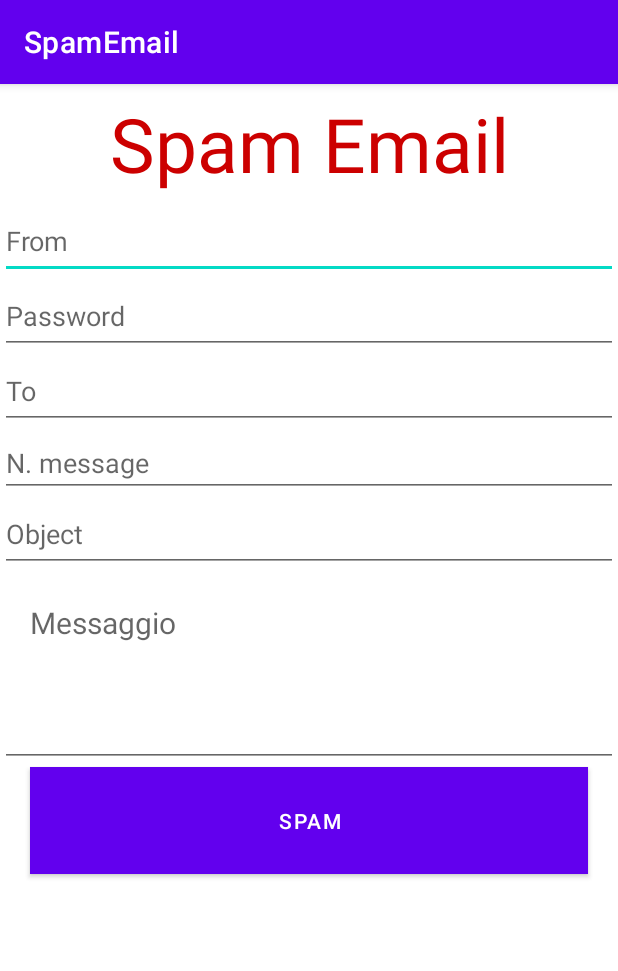
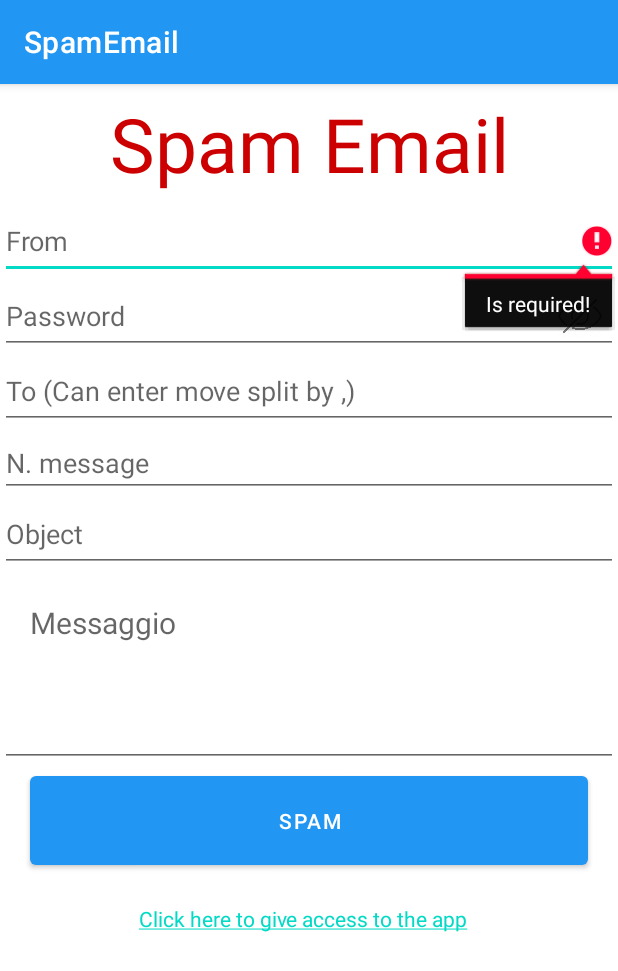
Before and after one commit to lollofred/AppPython, an Android app: the screen it shows after launch (MainActivity), after a tap on "SPAM", on a phone screen of 412 x 824 dp. Shown: the top 971 px of the screen. Run offline under Robolectric (Android 15) with nearby library versions, the phone set to English and light mode, and no system bars; libraries missing offline, so code that uses them is left out: com.chaquo.python; 3 statements that could not run were skipped; 1 other tap on this screen came first.

Commit message:
Password Hide/Show Url to give access Multi Email Manage Error with Try Catch and Error Output Message Change Theme Field Required Popup X Clean Fields

```diff
--- a/app/src/main/java/app/python/spamemail/MainActivity.java
+++ b/app/src/main/java/app/python/spamemail/MainActivity.java
@@ -2,16 +2,21 @@ package app.python.spamemail;
 
 import androidx.appcompat.app.AppCompatActivity;
 
+import android.app.AlertDialog;
+import android.content.DialogInterface;
 import android.os.Bundle;
+import android.text.method.HideReturnsTransformationMethod;
+import android.text.method.LinkMovementMethod;
+import android.text.method.PasswordTransformationMethod;
 import android.view.View;
 import android.widget.Button;
 import android.widget.EditText;
+import android.widget.ImageView;
 import android.widget.TextView;
 
 import com.chaquo.python.PyObject;
 import com.chaquo.python.Python;
 import com.chaquo.python.android.AndroidPlatform;
-import app.python.spamemail.R;
 
 public class MainActivity extends AppCompatActivity {
 
@@ -21,7 +26,7 @@ public class MainActivity extends AppCompatActivity {
     EditText Subject;
     EditText Message;
     EditText NMessage;
-    Button Run;
+    Button Spam;
     TextView output;
 
     @Override
@@ -35,8 +40,11 @@ public class MainActivity extends AppCompatActivity {
         Subject = (EditText)findViewById(R.id.subject);
         Message = (EditText)findViewById(R.id.message);
         NMessage = (EditText)findViewById(R.id.nMessage);
-        Run = (Button)findViewById(R.id.run);
+        Spam = (Button)findViewById(R.id.run);
         output = (TextView)findViewById(R.id.output);
+
+        TextView link = (TextView) findViewById(R.id.link);
+        link.setMovementMethod(LinkMovementMethod.getInstance());
 
         if (! Python.isStarted()) {
             Python.start(new AndroidPlatform(this));
@@ -45,7 +53,7 @@ public class MainActivity extends AppCompatActivity {
 
         //now on click on run button we will extract code from code area data and send that data to our python script..
 
-        Run.setOnClickListener(new View.OnClickListener() {
+        Spam.setOnClickListener(new View.OnClickListener() {
             @Override
             public void onClick(View view) {
                 Python py = Python.getInstance();
@@ -53,10 +61,8 @@ public class MainActivity extends AppCompatActivity {
                 //here we call our script with the name "myscirpt
                 PyObject pyobj = py.getModule("spam_email");  //give python script name
 
-
-
-
-
+                if(FieldNotBlank())
+                {
                     String email = From.getText().toString();
                     String passw = Passw.getText().toString();
                     String email2 = To.getText().toString();
@@ -64,16 +70,101 @@ public class MainActivity extends AppCompatActivity {
                     String contenuto = Message.getText().toString();
                     Integer NUMBER_OF_EMAILS = Integer.parseInt(NMessage.getText().toString());
 
-
-
                     //and call main method inside script...//pass data here
                     PyObject obj = pyobj.callAttr("main",
                             email,passw,email2,oggetto,contenuto,NUMBER_OF_EMAILS);
 
                     //here we will set returned value of our python script to our output textview
                     output.setText(obj.toString());
+
+
+                    if(!obj.toString().startsWith("Error"))
+                    {
+                        //Popup
+                        CharSequence[] charSequence = new CharSequence[] {"Remember chose"};
+
+                        AlertDialog.Builder builder = new AlertDialog.Builder(MainActivity.this);
+
+                        builder.setCancelable(true);
+                        builder.setTitle("Clear Fields");
+                        builder.setMessage("Do you want to empty fields?");
+
+                        builder.setSingleChoiceItems(charSequence, 0, new DialogInterface.OnClickListener() {
+                            @Override
+                            public void onClick(DialogInterface dialog, int which) {
+                                //TODO
+                            }
+                        });
+
+                        builder.setNegativeButton("No", new DialogInterface.OnClickListener() {
+                            @Override
+                            public void onClick(DialogInterface dialogInterface, int i) {
+                               dialogInterface.cancel();
+                            }
+                        });
+
+                        builder.setPositiveButton("Yes", new DialogInterface.OnClickListener() {
+                            @Override
+                            public void onClick(DialogInterface dialogInterface, int i) {
+                                CleanField();
+                            }
+                        });
+                        builder.show();
+                    }
+                }
             }
         });
 
     }
+
+    public void ShowHidePass(View view){
+
+        if(view.getId()==R.id.show_pass_btn){
+
+            if(Passw.getTransformationMethod().equals(PasswordTransformationMethod.getInstance())){
+                ((ImageView)(view)).setImageResource(R.drawable.hide_password);
+
+                //Show Password
+                Passw.setTransformationMethod(HideReturnsTransformationMethod.getInstance());
             }
+            else{
+                ((ImageView)(view)).setImageResource(R.drawable.show_password);
+
+                //Hide Password
+                Passw.setTransformationMethod(PasswordTransformationMethod.getInstance());
+
+            }
+        }
+    }
+
+    public void CleanField()
+    {
+        From.setText("");
+        Passw.setText("");
+        To.setText("");
+        Subject.setText("");
+        Message.setText("");
+        NMessage.setText("");
+        output.setText("");
+    }
+
+    public boolean FieldNotBlank()
+    {
+        boolean res = false;
+        if( From.getText().toString().trim().equals(""))
+            From.setError( "Is required!" );
+        else if( Passw.getText().toString().trim().equals(""))
+            Passw.setError( "Is required!" );
+        else if( To.getText().toString().trim().equals(""))
+            To.setError( "Is required!" );
+        else if( Subject.getText().toString().trim().equals(""))
+            Subject.setError( "Is required!" );
+        else if( Message.getText().toString().trim().equals(""))
+            Message.setError( "Is required!" );
+        else if( NMessage.getText().toString().trim().equals(""))
+            NMessage.setError( "Is required!" );
+        else
+            res = true;
+        return res;
+    }
+}
--- a/app/src/main/res/layout/activity_main.xml
+++ b/app/src/main/res/layout/activity_main.xml
@@ -24,7 +24,12 @@
         android:layout_height="50dp"
         android:ems="10"
         android:inputType="textEmailAddress"
+        android:textColor="@color/black"
         android:hint="From"/>
+
+    <RelativeLayout
+        android:layout_width="fill_parent"
+        android:layout_height="wrap_content">
 
         <EditText
             android:id="@+id/passw"
@@ -32,7 +37,21 @@
             android:layout_height="50dp"
             android:ems="10"
             android:inputType="textPassword"
-        android:hint="Password"/>
+            android:textColor="@color/black"
+            android:hint="Password" />
+
+        <ImageView
+            android:id="@+id/show_pass_btn"
+            android:layout_width="40dp"
+            android:layout_height="40dp"
+            android:layout_alignParentRight="true"
+            android:layout_centerVertical="true"
+            android:layout_marginRight="5dp"
+            android:alpha=".5"
+            android:onClick="ShowHidePass"
+            android:padding="5dp"
+            android:src="@drawable/show_password" />
+    </RelativeLayout>
 
     <EditText
         android:id="@+id/to"
@@ -40,7 +59,8 @@
         android:layout_height="50dp"
         android:ems="10"
         android:inputType="textEmailAddress"
-        android:hint="To"/>
+        android:textColor="@color/black"
+        android:hint="To (Can enter move split by ,)"/>
 
     <EditText
         android:id="@+id/nMessage"
@@ -48,6 +68,7 @@
         android:layout_height="wrap_content"
         android:ems="10"
         android:inputType="number"
+        android:textColor="@color/black"
         android:hint="N. message"/>
 
 
@@ -57,6 +78,7 @@
         android:layout_height="50dp"
         android:ems="10"
         android:inputType="text"
+        android:textColor="@color/black"
         android:hint="Object" />
 
 
@@ -70,6 +92,7 @@
         android:lines="8"
         android:padding="20dp"
         android:scrollbars="vertical"
+        android:textColor="@color/black"
         android:textSize="20sp" />
 
 
@@ -81,10 +104,21 @@
         android:layout_marginLeft="20dp"
         android:layout_marginEnd="20dp"
         android:layout_marginRight="20dp"
-        android:background="@color/teal_200"
+        android:theme="@style/Theme.SpamEmail"
         android:padding="20dp"
         android:text="Spam"
         android:textColor="@android:color/white" />
+
+    <TextView
+        android:id="@+id/link"
+        android:layout_width="364dp"
+        android:layout_height="wrap_content"
+        android:layout_marginStart="20dp"
+        android:gravity="center"
+        android:linksClickable="true"
+        android:padding="20dp"
+        android:text="@string/link"
+        android:textAlignment="center" />
 
     <TextView
         android:layout_width="wrap_content"
--- a/app/src/main/res/values/colors.xml
+++ b/app/src/main/res/values/colors.xml
@@ -3,6 +3,7 @@
     <color name="purple_200">#FFBB86FC</color>
     <color name="purple_500">#FF6200EE</color>
     <color name="purple_700">#FF3700B3</color>
+    <color name="blu">#2196F3</color>
     <color name="teal_200">#FF03DAC5</color>
     <color name="teal_700">#FF018786</color>
     <color name="black">#FF000000</color>
--- a/app/src/main/res/values/strings.xml
+++ b/app/src/main/res/values/strings.xml
@@ -1,3 +1,4 @@
 <resources>
     <string name="app_name">SpamEmail</string>
+    <string name="link"><a href="https://myaccount.google.com/u/3/lesssecureapps?pageId=none">Click here to give access to the app</a></string>
 </resources>
--- a/app/src/main/res/values/themes.xml
+++ b/app/src/main/res/values/themes.xml
@@ -2,7 +2,7 @@
     <!-- Base application theme. -->
     <style name="Theme.SpamEmail" parent="Theme.MaterialComponents.DayNight.DarkActionBar">
         <!-- Primary brand color. -->
-        <item name="colorPrimary">@color/purple_500</item>
+        <item name="colorPrimary">@color/blu</item>
         <item name="colorPrimaryVariant">@color/purple_700</item>
         <item name="colorOnPrimary">@color/white</item>
         <!-- Secondary brand color. -->
```
Also changed, not shown: app/src/main/res/drawable/hide_password.png (added), app/src/main/res/drawable/show_password.png (added), 1 other file. Lines whose indentation alone changed are shown as unchanged.
